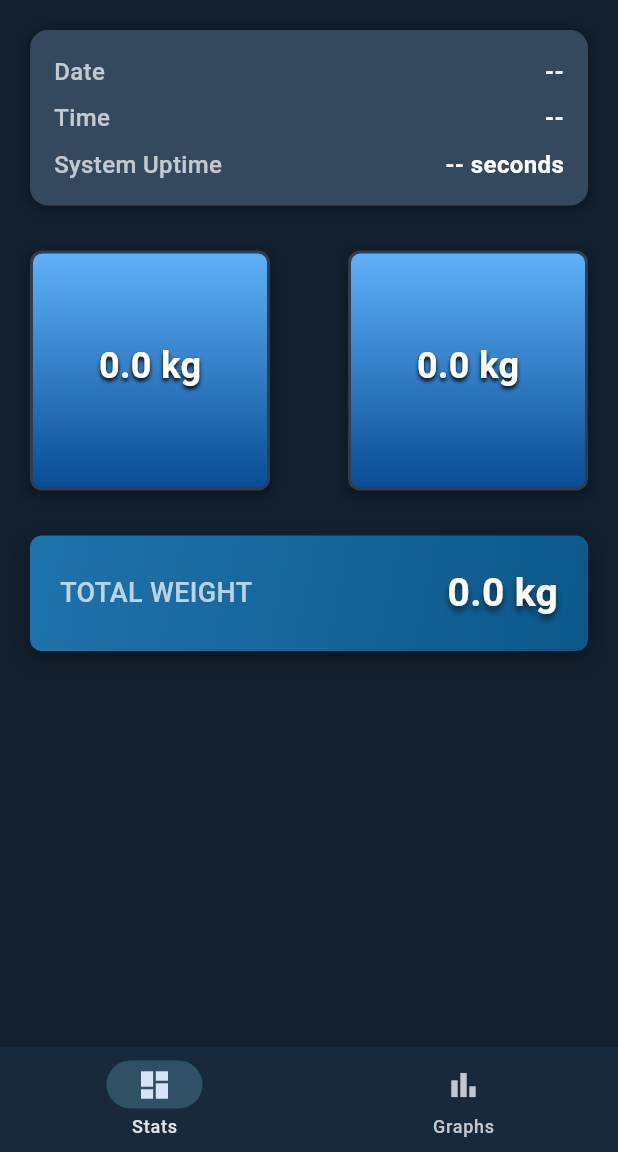
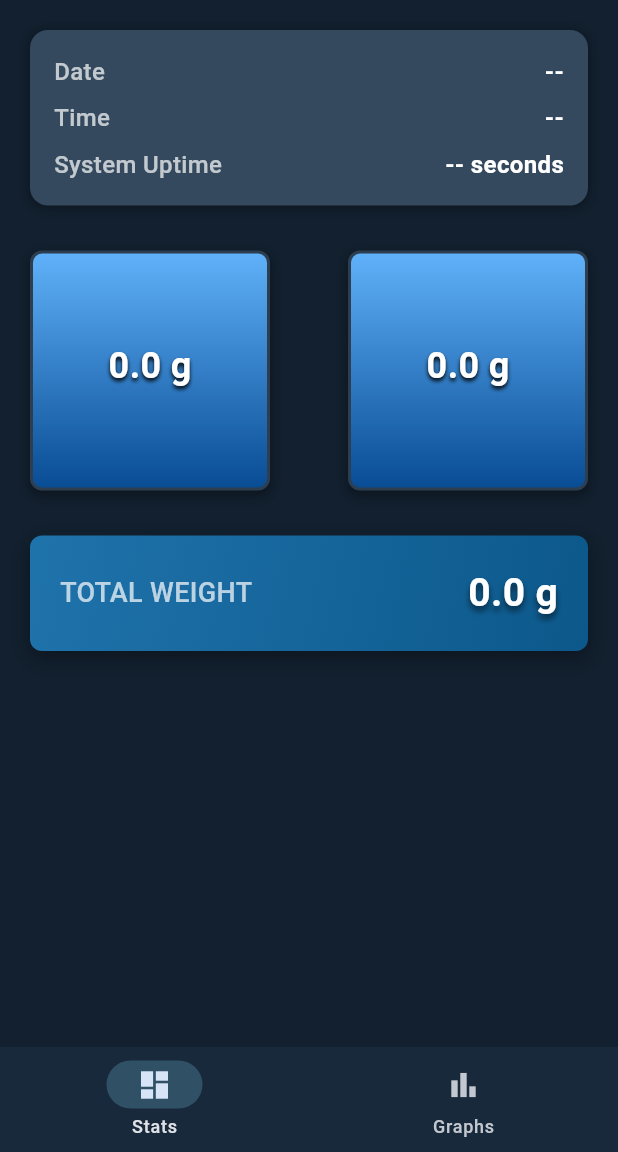
Before and after one commit to darrylad/payloadsurveillanceapp, a Flutter app: the screen it shows after launch, on a phone screen of 412 x 824 dp, the part 84-1236 px from its top. Run offline on Flutter 3.47's test engine with Material 3 defaults, Android fonts, the phone set to English and light mode, and no system bars; our stand-ins replace firebase_core, firebase_database, fl_chart; accounts and stored records are empty.

Commit message:
changed to grams

```diff
--- a/lib/main.dart
+++ b/lib/main.dart
@@ -594,7 +594,7 @@ class _LoadcellDataPageState extends State<LoadcellDataPage> {
               width: 160,
               alignment: Alignment.center,
               child: Text(
-                '${weight.toStringAsFixed(1)} kg',
+                '${weight.toStringAsFixed(1)} g',
                 style: const TextStyle(
                   color: Colors.white,
                   fontSize: 24,
@@ -650,7 +650,7 @@ class _LoadcellDataPageState extends State<LoadcellDataPage> {
           ),
           const Spacer(),
           Text(
-            '${_totalWeight.toStringAsFixed(1)} kg',
+            '${_totalWeight.toStringAsFixed(1)} g',
             style: const TextStyle(
               color: Colors.white,
               fontSize: 26,
```
Also changed, not shown: 2 other files.
